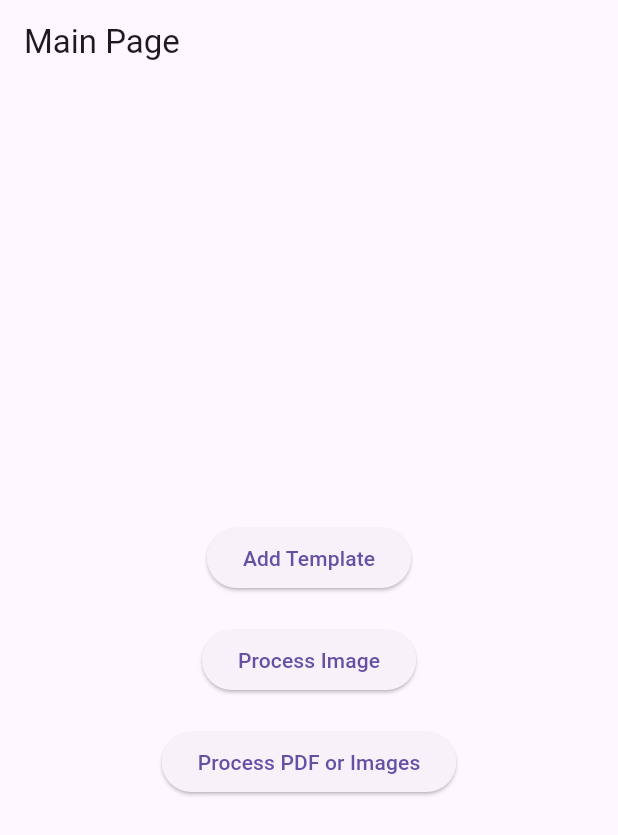
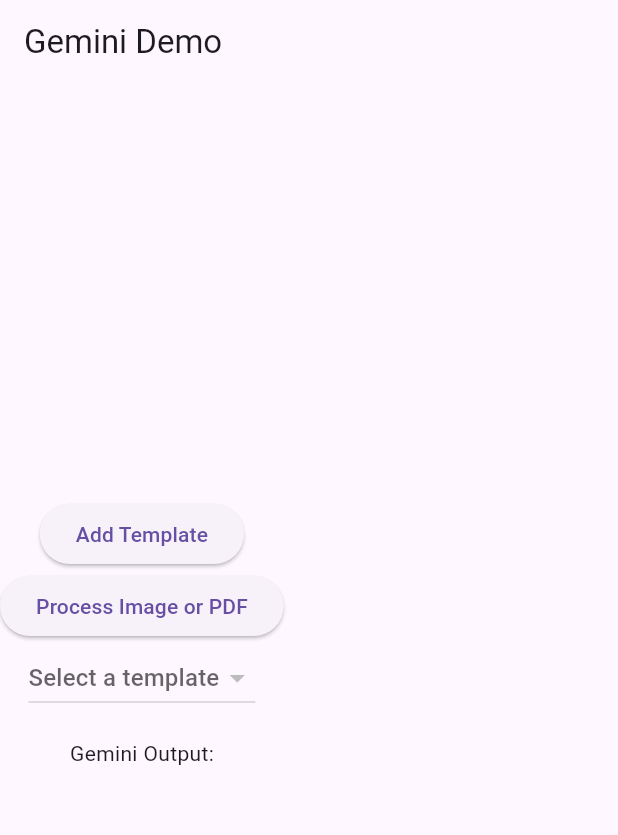
Before and after one commit to Yousif-GO/Vast-Count, a Flutter app: the screen it shows after launch, on a phone screen of 412 x 824 dp. Shown: the top 835 px of the screen. Run offline on Flutter 3.47's test engine with Material 3 defaults, Android fonts, the phone set to English and light mode, and no system bars; our stand-ins replace cloud_firestore, file_picker, firebase_core, firebase_storage, google_generative_ai, pdf; missing offline and left inert: syncfusion_flutter_pdf; accounts and stored records are empty; generated files the repository leaves out were written again.

Commit message:
dyanmic 2 with batch pdfs and images and txt,saved to firestore, proper display

```diff
--- a/lib/main.dart
+++ b/lib/main.dart
@@ -26,6 +26,7 @@
 import 'dart:io';
 import 'dart:convert';
 import 'package:cloud_firestore/cloud_firestore.dart';
+import 'view_documents_page.dart'; // Import the new page
 
 void main() async {
   WidgetsFlutterBinding.ensureInitialized();
@@ -43,37 +44,69 @@
   }
 }
 
-class HomePage extends StatelessWidget {
-  final _formKey = GlobalKey<FormState>();
-  final _collectionNameController = TextEditingController();
-  final _documentNameController = TextEditingController();
-  final _templateNameController = TextEditingController();
-  final _fieldNameControllers = <TextEditingController>[];
-  final _fieldValueControllers = <TextEditingController>[];
-  final _templates = <Map<String, dynamic>>[];
-  late final DynamicFieldAdderService _service;
+class HomePage extends StatefulWidget {
+  @override
+  _HomePageState createState() => _HomePageState();
+}
 
-  HomePage({super.key}) {
+class _HomePageState extends State<HomePage> {
+  String _geminiOutput = '';
+  String _selectedTemplate = '';
+  List<Map<String, dynamic>> _templates = [];
+  late DynamicFieldAdderService _service;
+
+  @override
+  void initState() {
+    super.initState();
     _service = DynamicFieldAdderService(
-      formKey: _formKey,
-      collectionNameController: _collectionNameController,
-      documentNameController: _documentNameController,
-      fieldNameControllers: _fieldNameControllers,
-      fieldValueControllers: _fieldValueControllers,
+      formKey: GlobalKey<FormState>(),
+      collectionNameController: TextEditingController(),
+      documentNameController: TextEditingController(),
+      fieldNameControllers: [],
+      fieldValueControllers: [],
       templates: _templates,
-      templateNameController: _templateNameController,
-      setState: (fn) {},
+      templateNameController: TextEditingController(),
+      setState: setState,
+    );
+  }
+
+  @override
+  void didChangeDependencies() {
+    super.didChangeDependencies();
+    _loadTemplates();
+  }
+
+  Future<void> _loadTemplates() async {
+    await _service.loadTemplates();
+    setState(() {
+      _templates = _service.templates;
+    });
+  }
+
+  void _processImage() {
+    Navigator.push(
+      context,
+      MaterialPageRoute(builder: (context) => PdfOrImageProcessorPage()),
+    );
+  }
+
+  void _viewDocuments(String templateName) {
+    Navigator.push(
+      context,
+      MaterialPageRoute(
+          builder: (context) => ViewDocumentsPage(templateName: templateName)),
     );
   }
 
   @override
   Widget build(BuildContext context) {
     return Scaffold(
-      appBar: AppBar(title: Text('Main Page')),
-      body: Center(
-        child: Column(
+      appBar: AppBar(
+        title: Text('Gemini Demo'),
+      ),
+      body: Column(
         mainAxisAlignment: MainAxisAlignment.center,
-          children: [
+        children: <Widget>[
           ElevatedButton(
             onPressed: () {
               Navigator.push(
@@ -83,29 +116,38 @@
             },
             child: Text('Add Template'),
           ),
-            SizedBox(height: 20),
           ElevatedButton(
-              onPressed: () {
-                Navigator.push(
-                  context,
-                  MaterialPageRoute(builder: (context) => ImageProcessorPage()),
+            onPressed: _processImage,
+            child: Text('Process Image or PDF'),
+          ),
+          DropdownButton<String>(
+            value: _selectedTemplate.isEmpty ? null : _selectedTemplate,
+            hint: Text('Select a template'),
+            items: _templates.map((template) {
+              return DropdownMenuItem<String>(
+                value: template['name'],
+                child: Text(template['name']),
               );
+            }).toList(),
+            onChanged: (value) {
+              setState(() {
+                _selectedTemplate = value!;
+              });
             },
-              child: Text('Process Image'),
           ),
-            SizedBox(height: 20),
+          if (_selectedTemplate.isNotEmpty)
             ElevatedButton(
-              onPressed: () {
-                Navigator.push(
-                  context,
-                  MaterialPageRoute(
-                      builder: (context) => PdfOrImageProcessorPage()),
-                );
-              },
-              child: Text('Process PDF or Images'),
+              onPressed: () => _viewDocuments(_selectedTemplate),
+              child: Text('View Documents'),
+            ),
+          Padding(
+            padding: const EdgeInsets.all(16.0),
+            child: Text(
+              'Gemini Output:\n$_geminiOutput',
+              textAlign: TextAlign.left,
+            ),
           ),
         ],
-        ),
       ),
     );
   }
```
Also changed, not shown: lib/pdf_or_image_processor_page.dart (+28 -2 lines), lib/view_documents_page.dart (added, +116 -0 lines). Lines whose indentation alone changed are shown as unchanged.
